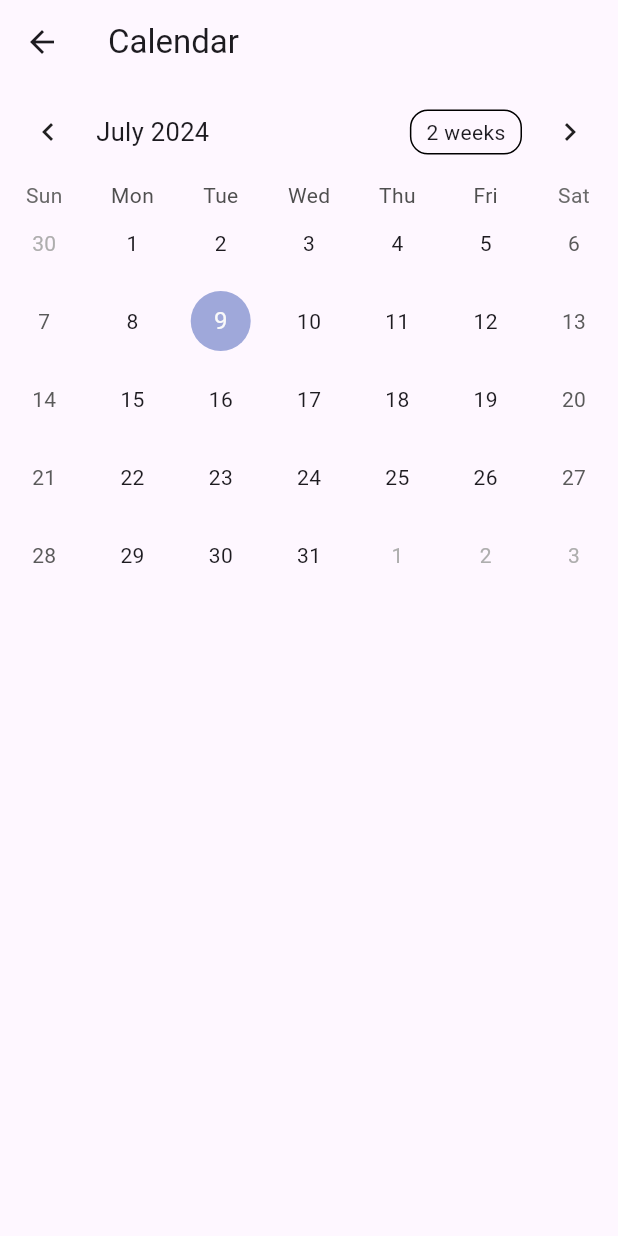
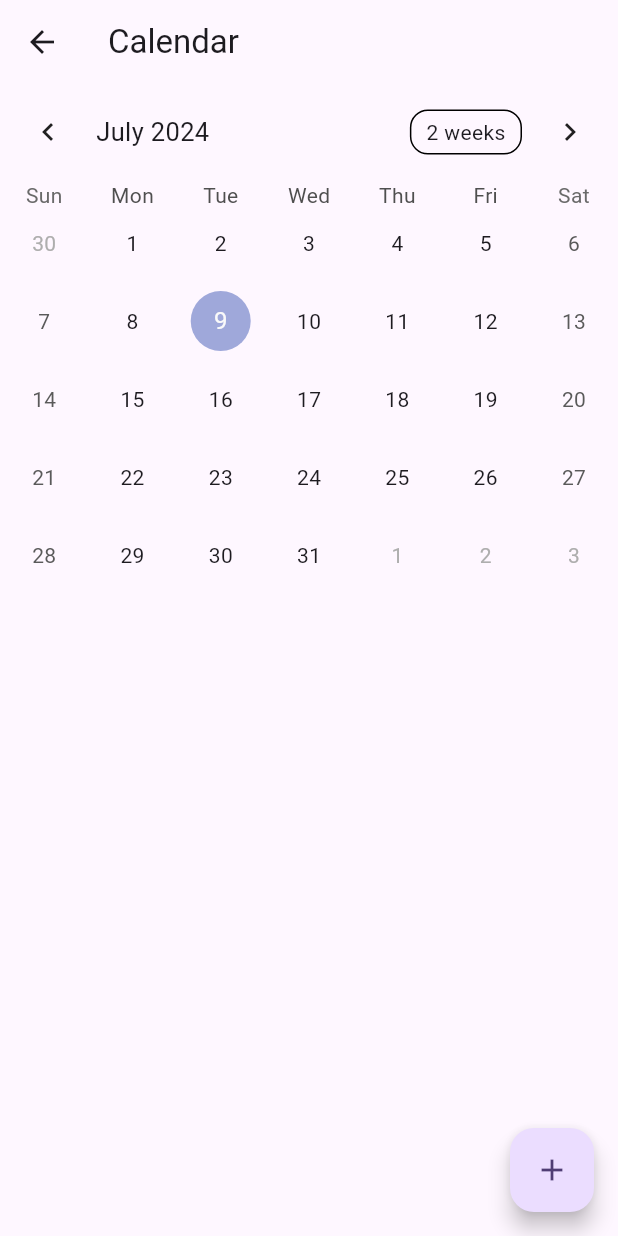
Before and after one commit to hanationeline/online, a Flutter app: the screen it shows after launch, after a tap on "Calendar", on a phone screen of 412 x 824 dp. Run offline on Flutter 3.47's test engine with Material 3 defaults, Android fonts, the phone set to English and light mode, and no system bars; drawn by our look-alikes of table_calendar; our stand-ins replace font_awesome_flutter, go_router.

Commit message:
event provider

```diff
--- a/lib/calendar_screen.dart
+++ /dev/null
@@ -1,46 +0,0 @@
-import 'package:flutter/material.dart';
-import 'package:table_calendar/table_calendar.dart';
-
-class CalendarScreen extends StatefulWidget {
-  const CalendarScreen({super.key});
-
-  @override
-  _CalendarScreenState createState() => _CalendarScreenState();
-}
-
-class _CalendarScreenState extends State<CalendarScreen> {
-  CalendarFormat calendarFormat = CalendarFormat.month;
-  DateTime _focusedDay = DateTime.now();
-  DateTime? _selectedDay;
-
-  @override
-  Widget build(BuildContext context) {
-    return Scaffold(
-      appBar: AppBar(
-        title: const Text('Calendar'),
-      ),
-      body: TableCalendar(
-        firstDay: DateTime.utc(2020, 1, 1),
-        lastDay: DateTime.utc(2030, 12, 31),
-        focusedDay: _focusedDay,
-        selectedDayPredicate: (day) {
-          return isSameDay(_selectedDay, day);
-        },
-        onDaySelected: (selectedDay, focusedDay) {
-          setState(() {
-            _selectedDay = selectedDay;
-            _focusedDay = focusedDay;
-          });
-        },
-        onFormatChanged: (format) {
-          setState(() {
-            calendarFormat = format;
-          });
-        },
-        onPageChanged: (focusedDay) {
-          _focusedDay = focusedDay;
-        },
-      ),
-    );
-  }
-}
--- a/lib/main.dart
+++ b/lib/main.dart
@@ -1,5 +1,7 @@
 import 'package:flutter/material.dart';
 import 'package:oneline/router.dart';
+import 'package:provider/provider.dart';
+import 'package:oneline/models/event_provider.dart';
 
 void main() {
   runApp(const MyApp());
@@ -8,10 +10,11 @@ void main() {
 class MyApp extends StatelessWidget {
   const MyApp({super.key});
 
-  // This widget is the root of your application.
   @override
   Widget build(BuildContext context) {
-    return MaterialApp.router(
+    return ChangeNotifierProvider(
+      create: (context) => EventProvider(),
+      child: MaterialApp.router(
         debugShowCheckedModeBanner: false,
         routerConfig: router,
         title: 'Flutter Demo',
@@ -19,6 +22,7 @@ class MyApp extends StatelessWidget {
           colorScheme: ColorScheme.fromSeed(seedColor: Colors.deepPurple),
           useMaterial3: true,
         ),
+      ),
     );
   }
 }
--- a/lib/main_navi.dart
+++ b/lib/main_navi.dart
@@ -1,7 +1,8 @@
 import 'package:flutter/material.dart';
 import 'package:font_awesome_flutter/font_awesome_flutter.dart';
-import 'package:oneline/calendar_screen.dart';
-import 'package:oneline/widgets/sidebar.dart';
+import 'package:oneline/models/tab_model.dart';
+import 'package:oneline/screens/calendar_screen.dart';
+import 'package:oneline/widgets/side_navigation_bar.dart';
 import 'package:go_router/go_router.dart';
 
 class MainNavigationScreen extends StatefulWidget {
@@ -15,7 +16,7 @@ class MainNavigationScreen extends StatefulWidget {
 
 class _MainNavigationScreenState extends State<MainNavigationScreen>
     with SingleTickerProviderStateMixin {
-  int _selectedIndex = -1;
+  int _selectedIndex = 0;
 
   late final AnimationController _animationController = AnimationController(
     vsync: this,
@@ -54,23 +55,11 @@ class _MainNavigationScreenState extends State<MainNavigationScreen>
     }
   }
 
-  final List<Map<String, dynamic>> _tabs = [
-    {
-      "title": "Calendar",
-      "icon": FontAwesomeIcons.calendarCheck,
-    },
-    {
-      "title": "Server List",
-      "icon": FontAwesomeIcons.server,
-    },
-    {
-      "title": "Work Schedule",
-      "icon": FontAwesomeIcons.solidCalendarCheck,
-    },
-  ];
-
   @override
   Widget build(BuildContext context) {
+    final GoRouterState goRouterState = GoRouterState.of(context);
+    final String location = goRouterState.location;
+
     return Scaffold(
       appBar: AppBar(
         title: GestureDetector(
@@ -104,9 +93,11 @@ class _MainNavigationScreenState extends State<MainNavigationScreen>
           Expanded(
             child: Stack(
               children: [
-                Offstage(
-                  offstage: _selectedIndex != 0,
-                  child: const CalendarScreen(),
+                if (location.contains('/mainnavi/calendar'))
+                  const CalendarScreen(),
+                if (!location.contains('/mainnavi/calendar'))
+                  Container(
+                    child: const Text('Main Screen'),
                   ),
                 Offstage(
                   offstage: _selectedIndex != 1,
@@ -132,23 +123,24 @@ class _MainNavigationScreenState extends State<MainNavigationScreen>
                     ),
                     child: Column(
                       mainAxisSize: MainAxisSize.min,
-                      children: [
-                        for (var tab in _tabs)
-                          ListTile(
+                      children: tabs.asMap().entries.map((entry) {
+                        int idx = entry.key;
+                        TabModel tab = entry.value;
+                        return ListTile(
                           title: Row(
                             children: [
                               FaIcon(
-                                  tab["icon"],
+                                tab.icon,
                                 color: Colors.black,
                                 size: 16,
                               ),
                               const SizedBox(width: 20),
-                                Text(tab["title"]),
+                              Text(tab.title),
                             ],
                           ),
-                            onTap: () => _onSideNavTap(_tabs.indexOf(tab)),
-                          ),
-                      ],
+                          onTap: () => _onSideNavTap(idx),
+                        );
+                      }).toList(),
                     ),
                   ),
                 ),
--- /dev/null
+++ b/lib/models/event_model.dart
@@ -0,0 +1,17 @@
+import 'package:flutter/material.dart';
+
+class Event {
+  final String title;
+  final String description;
+  final DateTime date;
+  final String type; // 'todo', 'schedule', 'eos', etc.
+  final String targetPage;
+
+  Event({
+    required this.title,
+    required this.description,
+    required this.date,
+    required this.type,
+    required this.targetPage,
+  });
+}
--- a/lib/router.dart
+++ b/lib/router.dart
@@ -1,5 +1,8 @@
 import 'package:go_router/go_router.dart';
-import 'package:oneline/calendar_screen.dart';
+import 'package:oneline/screens/calendar_screen.dart';
+import 'package:oneline/screens/add_event_page.dart';
+import 'package:oneline/screens/todo_page.dart';
+import 'package:oneline/screens/schedule_page.dart';
 import 'package:oneline/main_navi.dart';
 
 final router = GoRouter(
@@ -14,14 +17,18 @@ final router = GoRouter(
           path: 'calendar',
           builder: (context, state) => const CalendarScreen(),
         ),
-        // GoRoute(
-        //   path: '/serverList',
-        //   builder: (context, state) => ServerListScreen(),
-        // ),
-        // GoRoute(
-        //   path: '/workSchedule',
-        //   builder: (context, state) => WorkScheduleScreen(),
-        // ),
+        GoRoute(
+          path: 'add-event',
+          builder: (context, state) => const AddEventPage(),
+        ),
+        GoRoute(
+          path: 'todo',
+          builder: (context, state) => const TodoPage(),
+        ),
+        GoRoute(
+          path: 'schedule',
+          builder: (context, state) => const SchedulePage(),
+        ),
       ],
     ),
   ],
--- /dev/null
+++ b/lib/screens/calendar_screen.dart
@@ -0,0 +1,87 @@
+import 'package:flutter/material.dart';
+import 'package:oneline/screens/add_event_page.dart';
+import 'package:table_calendar/table_calendar.dart';
+import 'package:provider/provider.dart';
+import 'package:oneline/models/event_provider.dart';
+import 'package:oneline/models/event_model.dart';
+import 'package:go_router/go_router.dart';
+
+class CalendarScreen extends StatefulWidget {
+  const CalendarScreen({super.key});
+
+  @override
+  _CalendarScreenState createState() => _CalendarScreenState();
+}
+
+class _CalendarScreenState extends State<CalendarScreen> {
+  CalendarFormat calendarFormat = CalendarFormat.month;
+  DateTime _focusedDay = DateTime.now();
+  DateTime? _selectedDay;
+
+  @override
+  Widget build(BuildContext context) {
+    return Scaffold(
+      appBar: AppBar(
+        title: const Text('Calendar'),
+      ),
+      body: Column(
+        children: [
+          TableCalendar(
+            firstDay: DateTime.utc(2020, 1, 1),
+            lastDay: DateTime.utc(2030, 12, 31),
+            focusedDay: _focusedDay,
+            selectedDayPredicate: (day) {
+              return isSameDay(_selectedDay, day);
+            },
+            onDaySelected: (selectedDay, focusedDay) {
+              setState(() {
+                _selectedDay = selectedDay;
+                _focusedDay = focusedDay;
+              });
+            },
+            onFormatChanged: (format) {
+              setState(() {
+                calendarFormat = format;
+              });
+            },
+            onPageChanged: (focusedDay) {
+              _focusedDay = focusedDay;
+            },
+          ),
+          const SizedBox(height: 8.0),
+          Expanded(
+            child: Consumer<EventProvider>(
+              builder: (context, eventProvider, child) {
+                final events = _selectedDay == null
+                    ? []
+                    : eventProvider.getEventsForDay(_selectedDay!);
+                return ListView.builder(
+                  itemCount: events.length,
+                  itemBuilder: (context, index) {
+                    final event = events[index];
+                    return ListTile(
+                      title: Text(event.title),
+                      subtitle: Text(event.description),
+                      onTap: () {
+                        context.go(event.targetPage);
+                      },
+                    );
+                  },
+                );
+              },
+            ),
+          ),
+        ],
+      ),
+      floatingActionButton: FloatingActionButton(
+        onPressed: () {
+          Navigator.push(
+            context,
+            MaterialPageRoute(builder: (context) => const AddEventPage()),
+          );
+        },
+        child: const Icon(Icons.add),
+      ),
+    );
+  }
+}
--- a/lib/widgets/sidebar.dart
+++ b/lib/widgets/side_navigation_bar.dart
@@ -1,5 +1,6 @@
 import 'package:flutter/material.dart';
 import 'package:font_awesome_flutter/font_awesome_flutter.dart';
+import 'package:oneline/models/tab_model.dart';
 
 class SideNavigationBar extends StatelessWidget {
   final int selectedIndex;
@@ -25,24 +26,16 @@ class SideNavigationBar extends StatelessWidget {
             useIndicator: false,
             indicatorColor: Colors.teal.shade100,
             backgroundColor: Colors.grey.shade100,
-            selectedIndex: selectedIndex == -1 ? null : selectedIndex,
+            selectedIndex: selectedIndex,
             onDestinationSelected: (index) {
               onTap(index);
             },
-            destinations: const [
-              NavigationRailDestination(
-                icon: FaIcon(FontAwesomeIcons.calendarCheck),
-                label: Text('Calendar'),
-              ),
-              NavigationRailDestination(
-                icon: FaIcon(FontAwesomeIcons.server),
-                label: Text('Server List'),
-              ),
-              NavigationRailDestination(
-                icon: FaIcon(FontAwesomeIcons.solidCalendarCheck),
-                label: Text('Work Schedule'),
-              ),
-            ],
+            destinations: tabs.map((tab) {
+              return NavigationRailDestination(
+                icon: FaIcon(tab.icon),
+                label: Text(tab.title),
+              );
+            }).toList(),
           ),
         ),
       ),
```
Also changed, not shown: lib/models/event_provider.dart (added, +24 -0 lines), lib/models/tab_model.dart (added, +15 -0 lines), lib/screens/add_event_page.dart (added, +87 -0 lines), lib/screens/schedule_page.dart (added, +17 -0 lines), lib/screens/todo_page.dart (added, +17 -0 lines). Lines whose indentation alone changed are shown as unchanged.
